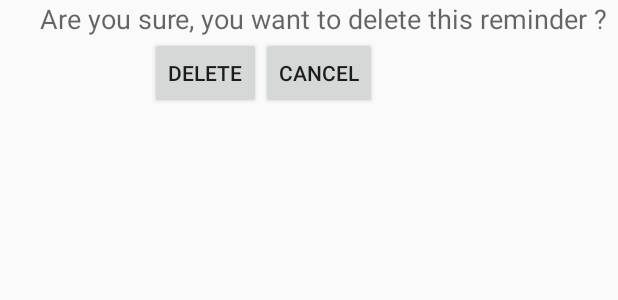
After one commit to Abhilash-Mandlekar/LocationBasedReminder, an Android app: the layout delete.xml on its own in the app's theme, with its tools: preview values and no code run, on a phone screen of 412 x 824 dp. The commit adds this screen. Shown: the top 300 px of the screen. Run offline under Robolectric (Android 15) with nearby library versions, the phone set to English and light mode, and no system bars.

Commit message:
Now Deletion is possible !!
reminders can be deleted from database....

```diff
--- a/app/src/main/java/com/example/abhilash/reminder/MainActivity.java
+++ b/app/src/main/java/com/example/abhilash/reminder/MainActivity.java
@@ -24,6 +24,7 @@ import android.widget.ListAdapter;
 import android.widget.ListView;
 import android.widget.TextView;
 import android.view.ViewGroup;
+import android.widget.Toast;
 
 import java.io.File;
 import java.io.FileNotFoundException;
@@ -75,7 +76,6 @@ public class MainActivity extends ActionBarActivity {
         EditText text3 = (EditText) findViewById(R.id.location);
         loc = text3.getText().toString();
 
-
         startActivity(new Intent(MainActivity.this, Database.class));
 
     }
@@ -95,4 +95,5 @@ public class MainActivity extends ActionBarActivity {
         return super.onOptionsItemSelected(item);
     }
 
+
 }
--- /dev/null
+++ b/app/src/main/res/layout/delete.xml
@@ -0,0 +1,37 @@
+<?xml version="1.0" encoding="utf-8"?>
+<LinearLayout xmlns:android="http://schemas.android.com/apk/res/android"
+    android:orientation="vertical" android:layout_width="match_parent"
+    android:layout_height="match_parent"
+    android:paddingLeft="20dp">
+
+    <TextView
+        android:layout_width="wrap_content"
+        android:layout_height="wrap_content"
+        android:textAppearance="?android:attr/textAppearanceMedium"
+        android:text="Are you sure, you want to delete this reminder ?"
+        android:id="@+id/textView"
+        android:layout_gravity="center_horizontal"
+        android:textAlignment="center"
+        />
+    <LinearLayout
+        android:layout_width="match_parent"
+        android:layout_height="match_parent"
+        android:orientation="horizontal"
+        android:paddingLeft="80dp">
+        <Button
+            style="?android:attr/buttonStyleSmall"
+            android:layout_width="wrap_content"
+            android:layout_height="wrap_content"
+            android:text="Delete"
+            android:layout_gravity="center_horizontal"
+            android:id="@+id/del"/>
+
+        <Button
+            style="?android:attr/buttonStyleSmall"
+            android:layout_width="wrap_content"
+            android:layout_height="wrap_content"
+            android:text="Cancel"
+            android:layout_gravity="center_horizontal"
+            android:id="@+id/cancel"/>
+    </LinearLayout>
+</LinearLayout>
```
Also changed, not shown: app/src/main/java/com/example/abhilash/reminder/Database.java (+58 -11 lines), 4 other files.
